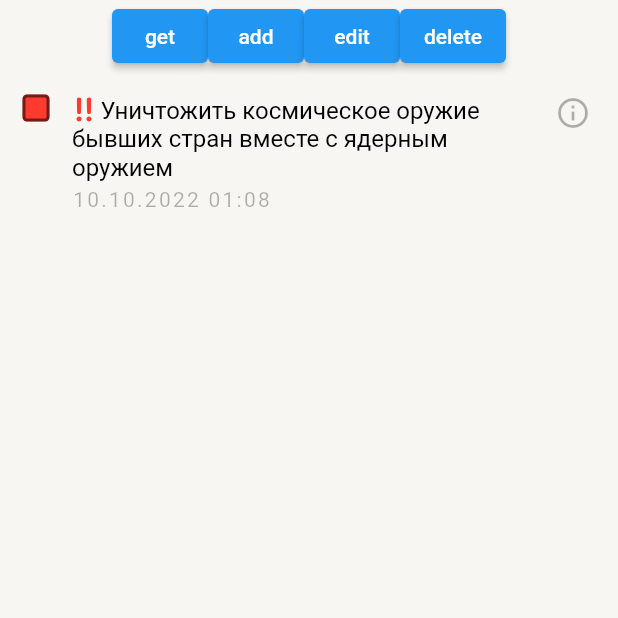
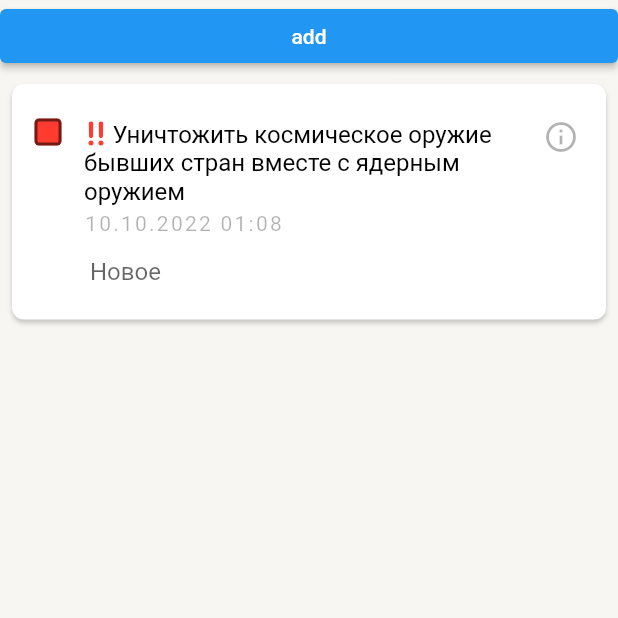
Before and after one commit to StarProxima/todo-manager, a Flutter app: the screen it shows after launch, after a tap on "add", on a phone screen of 412 x 824 dp, the top half of it. Run offline on Flutter 3.47's test engine with Material 2 defaults, Android fonts, the phone set to English and light mode, and no system bars; our stand-ins replace flutter_svg, google_fonts, hive, hive_flutter; accounts and stored records are empty; network calls fail.

Commit message:
CustomScrollView, Card on ListView and TextField

```diff
--- a/lib/data/local/tasks_manager.dart
+++ b/lib/data/local/tasks_manager.dart
@@ -32,11 +32,9 @@ class TasksController {
   }
 
   List<Task> get _tasks {
-    if (__tasks == null) {
-      _tasks = (Hive.box('tasks').get('tasks') as Iterable)
-          .map((e) => e as Task)
-          .toList();
-    }
+    __tasks ??= (Hive.box('tasks').get('tasks') as Iterable)
+        .map((e) => e as Task)
+        .toList();
     return __tasks!;
   }
 
--- a/lib/main.dart
+++ b/lib/main.dart
@@ -11,7 +11,8 @@ void main() async {
   Hive.registerAdapter(TaskAdapter());
   Hive.registerAdapter(ImportanceAdapter());
   // await (await Hive.openBox('tasks')).deleteFromDisk();
-
+  //debugPaintLayerBordersEnabled = true;
+  //debugPaintSizeEnabled = true;
   await Hive.openBox('tasks');
   var tasks = Hive.box('tasks').get('tasks');
   if (tasks == null) {
--- a/lib/ui/pages/home_page.dart
+++ b/lib/ui/pages/home_page.dart
@@ -1,7 +1,8 @@
 import 'package:flutter/material.dart';
 import 'package:todo_manager/data/local/tasks_manager.dart';
 import 'package:todo_manager/data/models/task_model.dart';
-import 'package:todo_manager/ui/widgets/task_card.dart';
+
+import '../widgets/task_card.dart';
 
 class HomePage extends StatefulWidget {
   const HomePage({Key? key}) : super(key: key);
@@ -15,7 +16,6 @@ class _HomePageState extends State<HomePage> {
 
   Future<void> getTasks() async {
     var responce = await TasksController().getTasks();
-    print(responce);
     tasks = responce.data ?? tasks;
     setState(() {});
   }
@@ -23,7 +23,6 @@ class _HomePageState extends State<HomePage> {
   void addTask() async {
     var task = Task.random();
     var responce = await TasksController().addTask(task);
-    print(responce);
     getTasks();
   }
 
@@ -47,7 +46,7 @@ class _HomePageState extends State<HomePage> {
 
   Future<void> firstGetTasks() async {
     tasks = TasksController().getLocalTasks();
-
+    print(tasks);
     getTasks();
   }
 
@@ -61,33 +60,45 @@ class _HomePageState extends State<HomePage> {
   Widget build(BuildContext context) {
     return Scaffold(
       body: SafeArea(
-        child: Column(
-          children: [
-            Row(
-              mainAxisSize: MainAxisSize.min,
-              children: [
-                ElevatedButton(
-                  onPressed: getTasks,
-                  child: const Text('get'),
-                ),
-                ElevatedButton(
+        child: CustomScrollView(
+          slivers: [
+            SliverToBoxAdapter(
+              child: ElevatedButton(
                 onPressed: addTask,
                 child: const Text('add'),
               ),
-                ElevatedButton(
-                  onPressed: editTask,
-                  child: const Text('edit'),
             ),
-                ElevatedButton(
-                  onPressed: deleteTask,
-                  child: const Text('delete'),
+            SliverToBoxAdapter(
+              child: Container(
+                margin: const EdgeInsets.all(8),
+                padding: const EdgeInsets.symmetric(vertical: 8),
+                decoration: BoxDecoration(
+                  color: Theme.of(context).cardColor,
+                  borderRadius: const BorderRadius.all(Radius.circular(8)),
+                  boxShadow: [
+                    BoxShadow(
+                      offset: const Offset(0, 2),
+                      color: Theme.of(context).shadowColor.withOpacity(0.2),
+                      blurRadius: 2,
                     ),
                   ],
                 ),
-            Expanded(
+                clipBehavior: Clip.antiAlias,
                 child: ListView.builder(
-                itemCount: tasks.length,
+                  shrinkWrap: true,
+                  itemCount: tasks.length + 1,
                   itemBuilder: (context, index) {
+                    if (index == tasks.length) {
+                      return TextField(
+                        focusNode: FocusNode(),
+                        style: Theme.of(context).textTheme.bodyMedium,
+                        decoration: const InputDecoration(
+                          contentPadding: EdgeInsets.only(left: 52),
+                          hintText: 'Новое',
+                          border: InputBorder.none,
+                        ),
+                      );
+                    }
                     return TaskCard(
                       key: ValueKey(tasks[index].id),
                       task: tasks[index],
@@ -105,6 +116,7 @@ class _HomePageState extends State<HomePage> {
                   },
                 ),
               ),
+            ),
           ],
         ),
       ),
```
Also changed, not shown: pubspec.lock. Lines whose indentation alone changed are shown as unchanged.
